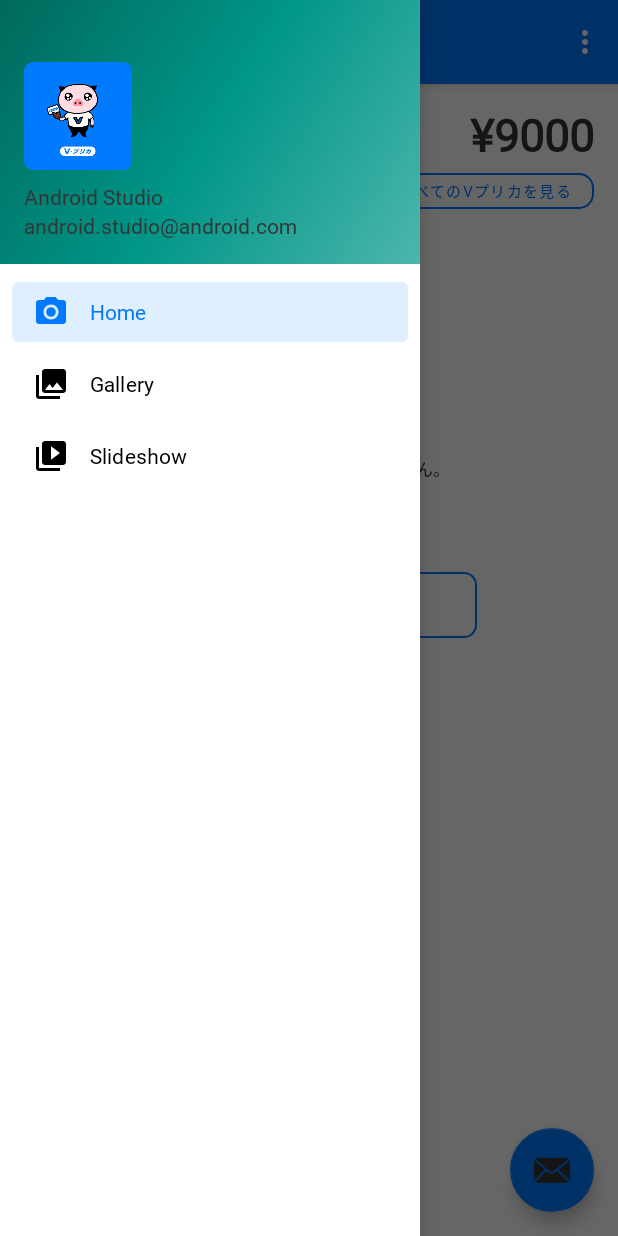
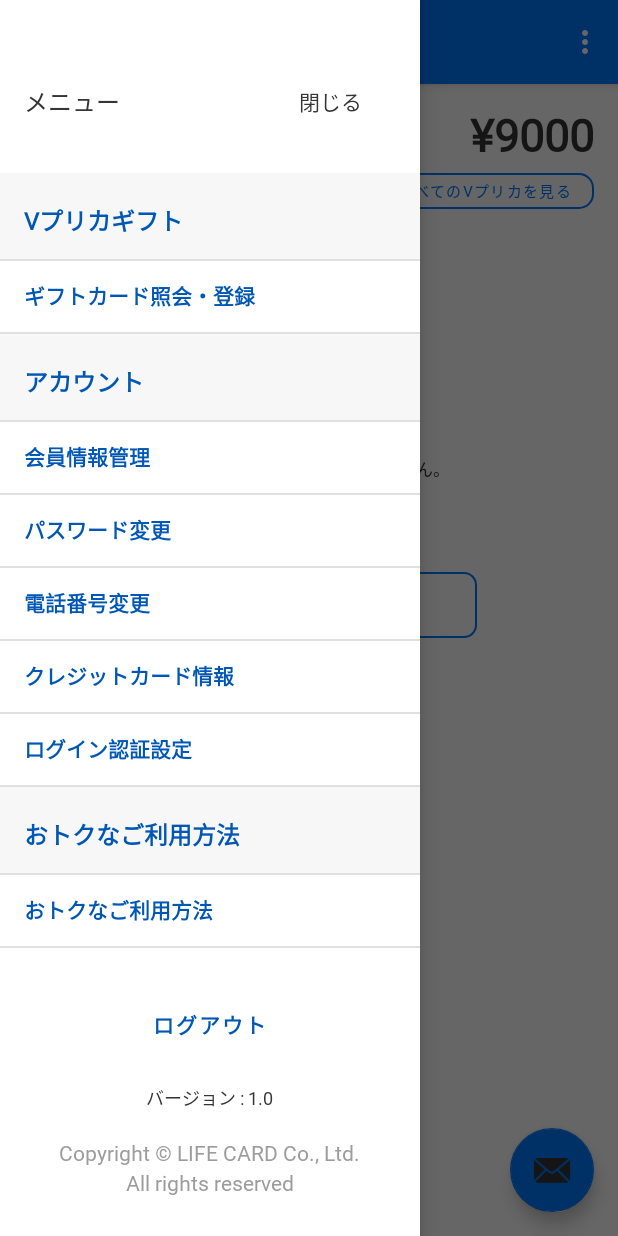
Before and after one commit to NamS135176/vpreca, an Android app: the screen it shows after launch (MainActivity), with the side drawer open, on a phone screen of 412 x 824 dp. Run offline under Robolectric (Android 15) with nearby library versions, the phone set to English and light mode, and no system bars; our stand-ins replace Dagger/Hilt's generated code, EventBus, navigation-ui; pictures from the network do not load; 1 statement that could not run was skipped.

Commit message:
done ui for humburger menu

```diff
--- a/app/build.gradle
+++ b/app/build.gradle
@@ -120,6 +120,9 @@ dependencies {
 //    implementation 'com.google.firebase:firebase-analytics-ktx'
     implementation 'com.google.firebase:firebase-crashlytics-ktx'
 
+    //event bus
+    implementation 'org.greenrobot:eventbus:3.3.1'
+
     testImplementation 'junit:junit:4.13.2'
     androidTestImplementation 'androidx.test.ext:junit:1.1.3'
     androidTestImplementation 'androidx.test.espresso:espresso-core:3.4.0'
--- a/app/src/main/java/com/lifecard/vpreca/MainActivity.kt
+++ b/app/src/main/java/com/lifecard/vpreca/MainActivity.kt
@@ -2,23 +2,26 @@ package com.lifecard.vpreca
 
 import android.os.Bundle
 import android.view.Menu
-import com.google.android.material.snackbar.Snackbar
-import com.google.android.material.navigation.NavigationView
+import androidx.appcompat.app.AppCompatActivity
+import androidx.drawerlayout.widget.DrawerLayout
 import androidx.navigation.findNavController
 import androidx.navigation.ui.AppBarConfiguration
 import androidx.navigation.ui.navigateUp
 import androidx.navigation.ui.setupActionBarWithNavController
-import androidx.navigation.ui.setupWithNavController
-import androidx.drawerlayout.widget.DrawerLayout
-import androidx.appcompat.app.AppCompatActivity
+import com.google.android.material.snackbar.Snackbar
 import com.lifecard.vpreca.databinding.ActivityMainBinding
+import com.lifecard.vpreca.eventbus.CloseDrawerEvent
 import dagger.hilt.android.AndroidEntryPoint
+import org.greenrobot.eventbus.EventBus
+import org.greenrobot.eventbus.Subscribe
+
 
 @AndroidEntryPoint
 class MainActivity : AppCompatActivity() {
 
     private lateinit var appBarConfiguration: AppBarConfiguration
     private lateinit var binding: ActivityMainBinding
+    private lateinit var drawerLayout: DrawerLayout
 
     override fun onCreate(savedInstanceState: Bundle?) {
         super.onCreate(savedInstanceState)
@@ -32,8 +35,8 @@ class MainActivity : AppCompatActivity() {
             Snackbar.make(view, "Replace with your own action", Snackbar.LENGTH_LONG)
                 .setAction("Action", null).show()
         }
-        val drawerLayout: DrawerLayout = binding.drawerLayout
-        val navView: NavigationView = binding.navView
+        drawerLayout = binding.drawerLayout
+//        val navView: NavigationView = binding.navView
         val navController = findNavController(R.id.nav_host_fragment_content_main)
         // Passing each menu ID as a set of Ids because each
         // menu should be considered as top level destinations.
@@ -43,7 +46,7 @@ class MainActivity : AppCompatActivity() {
             ), drawerLayout
         )
         setupActionBarWithNavController(navController, appBarConfiguration)
-        navView.setupWithNavController(navController)
+//        navView.setupWithNavController(navController)
     }
 
     override fun onCreateOptionsMenu(menu: Menu): Boolean {
@@ -56,4 +59,19 @@ class MainActivity : AppCompatActivity() {
         val navController = findNavController(R.id.nav_host_fragment_content_main)
         return navController.navigateUp(appBarConfiguration) || super.onSupportNavigateUp()
     }
+
+    override fun onStart() {
+        super.onStart()
+        EventBus.getDefault().register(this)
+    }
+
+    override fun onStop() {
+        super.onStop()
+        EventBus.getDefault().unregister(this)
+    }
+
+    @Subscribe
+    fun handleCloseDrawer(event: CloseDrawerEvent) {
+        drawerLayout.close()
+    }
 }
--- a/app/src/main/java/com/lifecard/vpreca/MyApplication.kt
+++ b/app/src/main/java/com/lifecard/vpreca/MyApplication.kt
@@ -3,7 +3,15 @@ package com.lifecard.vpreca
 import android.app.Application
 import androidx.multidex.MultiDexApplication
 import dagger.hilt.android.HiltAndroidApp
+import org.greenrobot.eventbus.EventBus
 
 @HiltAndroidApp
 class MyApplication: MultiDexApplication() {
+    override fun onCreate() {
+        super.onCreate()
+        EventBus.builder()
+            // have a look at the index class to see which methods are picked up
+            // if not in the index @Subscribe methods will be looked up at runtime (expensive)
+            .installDefaultEventBus()
+    }
 }
--- /dev/null
+++ b/app/src/main/java/com/lifecard/vpreca/eventbus/CloseDrawerEvent.kt
@@ -0,0 +1,3 @@
+package com.lifecard.vpreca.eventbus
+
+class CloseDrawerEvent
--- /dev/null
+++ b/app/src/main/java/com/lifecard/vpreca/ui/custom/DrawerMenuAdapter.kt
@@ -0,0 +1,67 @@
+package com.lifecard.vpreca.ui.custom
+
+import android.view.LayoutInflater
+import android.view.View
+import android.view.ViewGroup
+import androidx.recyclerview.widget.RecyclerView
+import com.lifecard.vpreca.databinding.LayoutDrawerGroupItemBinding
+import com.lifecard.vpreca.databinding.LayoutDrawerItemBinding
+
+class DrawerMenuAdapter(
+    private var items: ArrayList<NavigationItem>,
+    private var onItemClickListener: OnItemClickListener
+) :
+    RecyclerView.Adapter<DrawerMenuAdapter.NavigationItemViewHolder>() {
+
+    class NavigationItemViewHolder : RecyclerView.ViewHolder {
+        var headerBinding: LayoutDrawerGroupItemBinding? = null
+        var regularItemBinding: LayoutDrawerItemBinding? = null
+
+        constructor(binding: LayoutDrawerGroupItemBinding) : super(binding.root) {
+            headerBinding = binding
+        }
+
+        constructor(binding: LayoutDrawerItemBinding) : super(binding.root) {
+            regularItemBinding = binding
+        }
+    }
+
+    override fun onCreateViewHolder(parent: ViewGroup, viewType: Int): NavigationItemViewHolder {
+        if (viewType == 0) {//case group
+            val binding = LayoutDrawerGroupItemBinding.inflate(
+                LayoutInflater.from(parent.context),
+                parent,
+                false
+            )
+            return NavigationItemViewHolder(binding)
+        }
+        val binding =
+            LayoutDrawerItemBinding.inflate(LayoutInflater.from(parent.context), parent, false)
+        return NavigationItemViewHolder(binding)
+    }
+
+    override fun getItemCount(): Int {
+        return items.count()
+    }
+
+    override fun getItemViewType(position: Int): Int {
+        return items[position].type
+    }
+
+    override fun onBindViewHolder(holder: NavigationItemViewHolder, position: Int) {
+        if (holder.itemViewType == 0) {//group
+            holder.headerBinding?.text?.text = items[position].title
+        } else {
+            holder.regularItemBinding?.text?.text = items[position].title
+            holder.regularItemBinding?.root?.setOnClickListener(View.OnClickListener {
+                onItemClickListener.onClick(position)
+            })
+        }
+    }
+
+}
+
+
+interface OnItemClickListener {
+    fun onClick(position: Int)
+}
--- /dev/null
+++ b/app/src/main/java/com/lifecard/vpreca/ui/custom/DrawerMenuLayout.kt
@@ -0,0 +1,195 @@
+package com.lifecard.vpreca.ui.custom
+
+import android.content.Context
+import android.os.Handler
+import android.util.AttributeSet
+import android.view.LayoutInflater
+import android.view.View
+import android.widget.Toast
+import androidx.appcompat.widget.LinearLayoutCompat
+import androidx.recyclerview.widget.DividerItemDecoration
+import com.lifecard.vpreca.BuildConfig
+import com.lifecard.vpreca.R
+import com.lifecard.vpreca.databinding.LayoutDrawerContentBinding
+import com.lifecard.vpreca.eventbus.CloseDrawerEvent
+import org.greenrobot.eventbus.EventBus
+
+
+data class NavigationItem(var type: Int, var position: Int, var title: String)
+
+class DrawerMenuLayout @JvmOverloads constructor(
+    context: Context,
+    attrs: AttributeSet? = null,
+    defStyleAttr: Int = 0
+) : LinearLayoutCompat(context, attrs, defStyleAttr) {
+
+    private var _binding: LayoutDrawerContentBinding
+    private var adapter: DrawerMenuAdapter
+
+    // This property is only valid between onCreateView and
+    // onDestroyView.
+    private val binding get() = _binding!!
+
+    private var items: ArrayList<NavigationItem> = arrayListOf(
+        NavigationItem(
+            type = 0,
+            position = 0,
+            title = context.getString(R.string.menu_group_vpreca_gift)
+        ),
+        NavigationItem(
+            type = 1,
+            position = 1,
+            title = context.getString(R.string.menu_vpreca_gift_request)
+        ),
+        //Group my account
+        NavigationItem(
+            type = 0,
+            position = 2,
+            title = context.getString(R.string.menu_group_my_account)
+        ),
+        NavigationItem(
+            type = 1,
+            position = 3,
+            title = context.getString(R.string.menu_member_info)
+        ),
+        NavigationItem(
+            type = 1,
+            position = 4,
+            title = context.getString(R.string.menu_change_pass)
+        ),
+        NavigationItem(
+            type = 1,
+            position = 5,
+            title = context.getString(R.string.menu_change_phone)
+        ),
+        NavigationItem(
+            type = 1,
+            position = 6,
+            title = context.getString(R.string.menu_credit_card_info)
+        ),
+        NavigationItem(
+            type = 1,
+            position = 7,
+            title = context.getString(R.string.menu_member_setting)
+        ),
+        //Group utilities
+        NavigationItem(
+            type = 0,
+            position = 8,
+            title = context.getString(R.string.menu_group_utilities)
+        ),
+        NavigationItem(
+            type = 1,
+            position = 9,
+            title = context.getString(R.string.menu_group_utilities)
+        ),
+        NavigationItem(
+            type = 1,
+            position = 10,
+            title = context.getString(R.string.menu_campain_info)
+        ),
+        //Group support
+        NavigationItem(
+            type = 0,
+            position = 11,
+            title = context.getString(R.string.menu_group_support)
+        ),
+        NavigationItem(
+            type = 1,
+            position = 12,
+            title = context.getString(R.string.menu_news)
+        ),
+        NavigationItem(
+            type = 1,
+            position = 13,
+            title = context.getString(R.string.menu_faq)
+        ),
+        NavigationItem(
+            type = 1,
+            position = 14,
+            title = context.getString(R.string.menu_inquiry)
+        ),
+        //Group About VPreca
+        NavigationItem(
+            type = 0,
+            position = 15,
+            title = context.getString(R.string.menu_group_about_vpreca)
+        ),
+        NavigationItem(
+            type = 1,
+            position = 16,
+            title = context.getString(R.string.menu_attention)
+        ),
+        NavigationItem(
+            type = 1,
+            position = 17,
+            title = context.getString(R.string.menu_company)
+        ),
+        NavigationItem(
+            type = 1,
+            position = 18,
+            title = context.getString(R.string.menu_business_info)
+        ),
+        NavigationItem(
+            type = 1,
+            position = 19,
+            title = context.getString(R.string.menu_compliance)
+        ),
+        NavigationItem(
+            type = 1,
+            position = 20,
+            title = context.getString(R.string.menu_privacy_policy)
+        ),
+        NavigationItem(
+            type = 1,
+            position = 21,
+            title = context.getString(R.string.menu_laws)
+        ),
+        NavigationItem(
+            type = 1,
+            position = 22,
+            title = context.getString(R.string.menu_settlement)
+        ),
+        NavigationItem(
+            type = 1,
+            position = 23,
+            title = context.getString(R.string.menu_rule)
+        )
+    )
+
+    private var onItemClickListener = object : OnItemClickListener {
+        override fun onClick(position: Int) {
+            print("onClick menu at ${position}")
+            Toast.makeText(context, "onClick menu at ${position}", Toast.LENGTH_SHORT).show()
+            closeDrawer()
+            when (position) {
+                0 -> {
+
+                }
+            }
+        }
+    }
+
+    init {
+        val inflater = context.getSystemService(Context.LAYOUT_INFLATER_SERVICE) as LayoutInflater
+
+        _binding = LayoutDrawerContentBinding.inflate(inflater, this, true)
+
+        adapter = DrawerMenuAdapter(items = items, onItemClickListener = onItemClickListener)
+
+        val dividerItemDecoration = DividerItemDecoration(
+            context,
+            VERTICAL
+        )
+        binding.listMenu.addItemDecoration(dividerItemDecoration)
+        binding.listMenu.adapter = adapter
+
+        binding.textAppVersion.text =
+            String.format(resources.getString(R.string.menu_app_version), BuildConfig.VERSION_NAME)
+        binding.navHeader.buttonCloseDrawer.setOnClickListener(OnClickListener { closeDrawer() })
+    }
+
+    private fun closeDrawer() {
+        EventBus.getDefault().post(CloseDrawerEvent())
+    }
+}
--- /dev/null
+++ b/app/src/main/res/drawable/ic_menu_arrow.xml
@@ -0,0 +1,12 @@
+<vector xmlns:android="http://schemas.android.com/apk/res/android"
+    android:width="117dp"
+    android:height="128dp"
+    android:viewportWidth="117"
+    android:viewportHeight="128">
+  <path
+      android:pathData="M104.42,23L100.075,27.128C99.975,27.223 99.975,27.377 100.075,27.471L100.556,27.929C100.604,27.974 100.669,28 100.737,28C100.805,28 100.87,27.974 100.917,27.929L105.925,23.172C106.025,23.077 106.025,22.923 105.925,22.828L100.917,18.071C100.87,18.026 100.805,18 100.737,18C100.669,18 100.604,18.026 100.556,18.071L100.075,18.529C99.975,18.623 99.975,18.777 100.075,18.872L104.42,23Z"
+      android:strokeWidth="1"
+      android:fillColor="#0057B5"
+      android:fillType="nonZero"
+      android:strokeColor="#00000000"/>
+</vector>
--- a/app/src/main/res/layout/activity_main.xml
+++ b/app/src/main/res/layout/activity_main.xml
@@ -14,12 +14,11 @@
         android:layout_width="match_parent"
         android:layout_height="match_parent" />
 
-    <com.google.android.material.navigation.NavigationView
+    <com.lifecard.vpreca.ui.custom.DrawerMenuLayout
         android:id="@+id/nav_view"
-        android:layout_width="wrap_content"
+        android:layout_width="@dimen/navigation_drawer_width"
         android:layout_height="match_parent"
         android:layout_gravity="start"
-        android:fitsSystemWindows="true"
-        app:headerLayout="@layout/nav_header_main"
-        app:menu="@menu/activity_main_drawer" />
+        android:background="@color/white"
+        android:fitsSystemWindows="true" />
 </androidx.drawerlayout.widget.DrawerLayout>
--- /dev/null
+++ b/app/src/main/res/layout/layout_drawer_content.xml
@@ -0,0 +1,58 @@
+<?xml version="1.0" encoding="utf-8"?>
+<androidx.appcompat.widget.LinearLayoutCompat xmlns:android="http://schemas.android.com/apk/res/android"
+    xmlns:app="http://schemas.android.com/apk/res-auto"
+    xmlns:tools="http://schemas.android.com/tools"
+    android:layout_width="match_parent"
+    android:layout_height="match_parent"
+    android:orientation="vertical">
+
+    <include layout="@layout/nav_header_main" android:id="@+id/nav_header" />
+
+    <androidx.recyclerview.widget.RecyclerView
+        android:id="@+id/list_menu"
+        android:layout_width="match_parent"
+        android:layout_height="0dp"
+        android:layout_weight="1"
+        app:layoutManager="androidx.recyclerview.widget.LinearLayoutManager"
+        tools:itemCount="5"
+        tools:listitem="@layout/layout_drawer_item" />
+
+    <!--    Footer-->
+    <androidx.appcompat.widget.LinearLayoutCompat
+        android:layout_width="match_parent"
+        android:layout_height="wrap_content"
+        android:gravity="center_horizontal"
+        android:orientation="vertical"
+        android:paddingTop="26dp"
+        android:paddingBottom="26dp">
+
+        <androidx.appcompat.widget.AppCompatButton
+            android:id="@+id/buttonLogout"
+            style="@style/Widget.App.Button.BoldText"
+            android:layout_width="wrap_content"
+            android:layout_height="wrap_content"
+            android:text="@string/logout"
+            android:textColor="@color/peacock_blue"
+            android:textSize="14sp" />
+
+        <androidx.appcompat.widget.AppCompatTextView
+            android:id="@+id/textAppVersion"
+            android:layout_width="wrap_content"
+            android:layout_height="wrap_content"
+            android:layout_marginTop="16dp"
+            android:text="@string/menu_app_version"
+            android:textSize="12sp" />
+
+        <androidx.appcompat.widget.AppCompatTextView
+            android:layout_width="wrap_content"
+            android:layout_height="wrap_content"
+            android:layout_marginTop="18dp"
+            android:gravity="center_horizontal"
+            android:lineSpacingExtra="4sp"
+            android:padding="0dp"
+            android:text="@string/copyright_life_card_co_ltd"
+            android:textColor="@color/brown_grey"
+            android:textSize="14sp" />
+
+    </androidx.appcompat.widget.LinearLayoutCompat>
+</androidx.appcompat.widget.LinearLayoutCompat>
--- /dev/null
+++ b/app/src/main/res/layout/layout_drawer_group_item.xml
@@ -0,0 +1,20 @@
+<?xml version="1.0" encoding="utf-8"?>
+<androidx.appcompat.widget.AppCompatTextView xmlns:android="http://schemas.android.com/apk/res/android"
+    xmlns:tools="http://schemas.android.com/tools"
+    android:id="@+id/text"
+    style="@style/Widget.AppCompat.TextView.Bold"
+    android:layout_width="match_parent"
+    android:layout_height="wrap_content"
+    android:background="#F7F7F7"
+    android:gravity="center_vertical"
+    android:paddingLeft="@dimen/fragment_horizontal_margin"
+    android:paddingTop="19dp"
+    android:paddingRight="@dimen/fragment_horizontal_margin"
+    android:paddingBottom="14dp"
+    android:textAlignment="textStart"
+    android:textColor="@color/peacock_blue"
+    android:textSize="16sp"
+    android:text="group"
+    tools:ignore="RtlCompat">
+
+</androidx.appcompat.widget.AppCompatTextView>
--- /dev/null
+++ b/app/src/main/res/layout/layout_drawer_item.xml
@@ -0,0 +1,30 @@
+<?xml version="1.0" encoding="utf-8"?>
+<androidx.appcompat.widget.LinearLayoutCompat xmlns:android="http://schemas.android.com/apk/res/android"
+    xmlns:tools="http://schemas.android.com/tools"
+    android:layout_width="match_parent"
+    android:layout_height="wrap_content"
+    android:gravity="center_vertical"
+    android:orientation="horizontal"
+    android:paddingLeft="@dimen/fragment_horizontal_margin"
+    android:paddingTop="12dp"
+    android:paddingRight="@dimen/fragment_horizontal_margin"
+    android:paddingBottom="14dp">
+
+    <androidx.appcompat.widget.AppCompatTextView
+        android:id="@+id/text"
+        style="@style/Widget.AppCompat.TextView.Bold"
+        android:layout_width="0dp"
+        android:layout_height="match_parent"
+        android:layout_weight="1"
+        android:gravity="center_vertical"
+        android:text="item"
+        android:textAlignment="textStart"
+        android:textColor="@color/peacock_blue"
+        android:textSize="14sp"
+        tools:ignore="RtlCompat" />
+
+    <!--    <ImageView-->
+    <!--        android:layout_width="wrap_content"-->
+    <!--        android:layout_height="wrap_content"-->
+    <!--        android:background="@drawable/ic_menu_arrow" />-->
+</androidx.appcompat.widget.LinearLayoutCompat>
--- a/app/src/main/res/layout/nav_header_main.xml
+++ b/app/src/main/res/layout/nav_header_main.xml
@@ -1,35 +1,28 @@
 <?xml version="1.0" encoding="utf-8"?>
 <LinearLayout xmlns:android="http://schemas.android.com/apk/res/android"
-    xmlns:app="http://schemas.android.com/apk/res-auto"
+    android:id="@+id/nav_header"
     android:layout_width="match_parent"
-    android:layout_height="@dimen/nav_header_height"
-    android:background="@drawable/side_nav_bar"
-    android:gravity="bottom"
-    android:orientation="vertical"
+    android:layout_height="wrap_content"
+    android:gravity="center_vertical"
+    android:orientation="horizontal"
     android:paddingLeft="@dimen/activity_horizontal_margin"
-    android:paddingTop="@dimen/activity_vertical_margin"
+    android:paddingTop="43dp"
     android:paddingRight="@dimen/activity_horizontal_margin"
-    android:paddingBottom="@dimen/activity_vertical_margin"
-    android:theme="@style/ThemeOverlay.AppCompat.Dark">
+    android:paddingBottom="24dp"
+    android:theme="@style/ThemeOverlay.AppCompat.Light">
 
-    <ImageView
-        android:id="@+id/imageView"
+    <androidx.appcompat.widget.AppCompatTextView
+        android:layout_width="0dp"
+        android:layout_height="wrap_content"
+        android:layout_weight="1"
+        android:text="@string/drawer_header_menu"
+        android:textSize="16sp"
+        android:textStyle="normal" />
+
+    <androidx.appcompat.widget.AppCompatButton
+        android:id="@+id/button_close_drawer"
         android:layout_width="wrap_content"
         android:layout_height="wrap_content"
-        android:contentDescription="@string/nav_header_desc"
-        android:paddingTop="@dimen/nav_header_vertical_spacing"
-        app:srcCompat="@mipmap/ic_launcher_round" />
-
-    <TextView
-        android:layout_width="match_parent"
-        android:layout_height="wrap_content"
-        android:paddingTop="@dimen/nav_header_vertical_spacing"
-        android:text="@string/nav_header_title"
-        android:textAppearance="@style/TextAppearance.AppCompat.Body1" />
-
-    <TextView
-        android:id="@+id/textView"
-        android:layout_width="wrap_content"
-        android:layout_height="wrap_content"
-        android:text="@string/nav_header_subtitle" />
+        android:background="?android:attr/selectableItemBackground"
+        android:text="@string/close" />
 </LinearLayout>
--- a/app/src/main/res/menu/activity_main_drawer.xml
+++ b/app/src/main/res/menu/activity_main_drawer.xml
@@ -1,8 +1,11 @@
 <?xml version="1.0" encoding="utf-8"?>
 <menu xmlns:android="http://schemas.android.com/apk/res/android"
     xmlns:tools="http://schemas.android.com/tools"
+    xmlns:app="http://schemas.android.com/apk/res-auto"
     tools:showIn="navigation_view">
 
+    <item android:title="Vプリカギフト" app:actionLayout="@layout/layout_drawer_group_item">
+        <menu>
             <group android:checkableBehavior="single">
                 <item
                     android:id="@+id/nav_home"
@@ -18,3 +21,6 @@
                     android:title="@string/menu_slideshow" />
             </group>
         </menu>
+    </item>
+
+</menu>
--- /dev/null
+++ b/app/src/main/res/values-w820dp/dimens.xml
@@ -0,0 +1,4 @@
+<?xml version="1.0" encoding="utf-8"?>
+<resources>
+    <dimen name="navigation_drawer_width">250dp</dimen>
+</resources>
--- a/app/src/main/res/values/dimens.xml
+++ b/app/src/main/res/values/dimens.xml
@@ -9,4 +9,5 @@
     <dimen name="fragment_horizontal_margin">16dp</dimen>
     <dimen name="fragment_vertical_margin">16dp</dimen>
     <dimen name="corner_md">10dp</dimen>
+    <dimen name="navigation_drawer_width">280dp</dimen>
 </resources>
--- /dev/null
+++ b/app/src/main/res/values/draw_menus.xml
@@ -0,0 +1,37 @@
+<?xml version="1.0" encoding="utf-8"?>
+<resources>
+    <string name="menu_group_vpreca_gift">Vプリカギフト</string>
+    <string name="menu_vpreca_gift_request">ギフトカード照会・登録</string>
+    <!--    Group my account-->
+    <string name="menu_group_my_account">アカウント</string>
+    <string name="menu_member_info">会員情報管理</string>
+    <string name="menu_change_pass">パスワード変更</string>
+    <string name="menu_change_phone">電話番号変更</string>
+    <string name="menu_credit_card_info">クレジットカード情報</string>
+    <string name="menu_member_setting">ログイン認証設定</string>
+
+    <!--    Group utilities-->
+    <string name="menu_group_utilities">おトクなご利用方法</string>
+    <string name="menu_register_lifecard">ライフカードのお申し込み</string>
+    <string name="menu_campain_info">キャンペーン情報</string>
+
+    <!--    Group support-->
+    <string name="menu_group_support">サポート</string>
+    <string name="menu_news">お知らせ</string>
+    <string name="menu_faq">よくある質問</string>
+    <string name="menu_inquiry">お問い合わせ</string>
+
+    <!--    Group About VPreca-->
+    <string name="menu_group_about_vpreca">ご利用に関するご注意</string>
+    <string name="menu_attention">ご利用に関するご注意</string>
+    <string name="menu_company">会社概要</string>
+    <string name="menu_business_info">事業案内</string>
+    <string name="menu_compliance">コンプライアンスへの取り組み</string>
+    <string name="menu_privacy_policy">個人情報保護方針</string>
+    <string name="menu_laws">個人情報保護に関する法律に基づく\n
+    公表事項</string>
+    <string name="menu_settlement">資金決済法に基づく表示</string>
+    <string name="menu_rule">会員規約</string>
+
+
+</resources>
--- a/app/src/main/res/values/strings.xml
+++ b/app/src/main/res/values/strings.xml
@@ -1,4 +1,4 @@
-<resources>
+<resources xmlns:tools="http://schemas.android.com/tools">
     <string name="app_name">VPreca</string>
     <string name="navigation_drawer_open">Open navigation drawer</string>
     <string name="navigation_drawer_close">Close navigation drawer</string>
@@ -89,7 +89,7 @@
     <string name="confirm_term_of_use">アプリ利用規約に同意する</string>
     <string name="confirm_term_of_use_btn">はじめる</string>
 
-<!--    Introduce Screen-->
+    <!--    Introduce Screen-->
     <string name='introduce_title'>Vプリカギフト</string>
     <string name='introduce_des_top'>Vプリカギフトの </string>
     <string name='introduce_des_bot'>カード情報を確認します</string>
@@ -111,6 +111,11 @@
     <string name='card_expire_date'>有効期限</string>
     <string name='sercue_code'>セキュリティ</string>
 
-<!--    Signup Input-->
+    <!--    Signup Input-->
     <string name='signup_input_title'>本登録</string>
+    <string name="menu_app_version">バージョン : %1$s</string>
+    <string name="copyright_life_card_co_ltd">Copyright © LIFE CARD Co., Ltd.\nAll rights reserved</string>
+    <string name="logout">ログアウト</string>
+    <string name="drawer_header_menu" translatable="false">メニュー</string>
+    <string name="close">閉じる</string>
 </resources>
```
Lines whose indentation alone changed are shown as unchanged.
